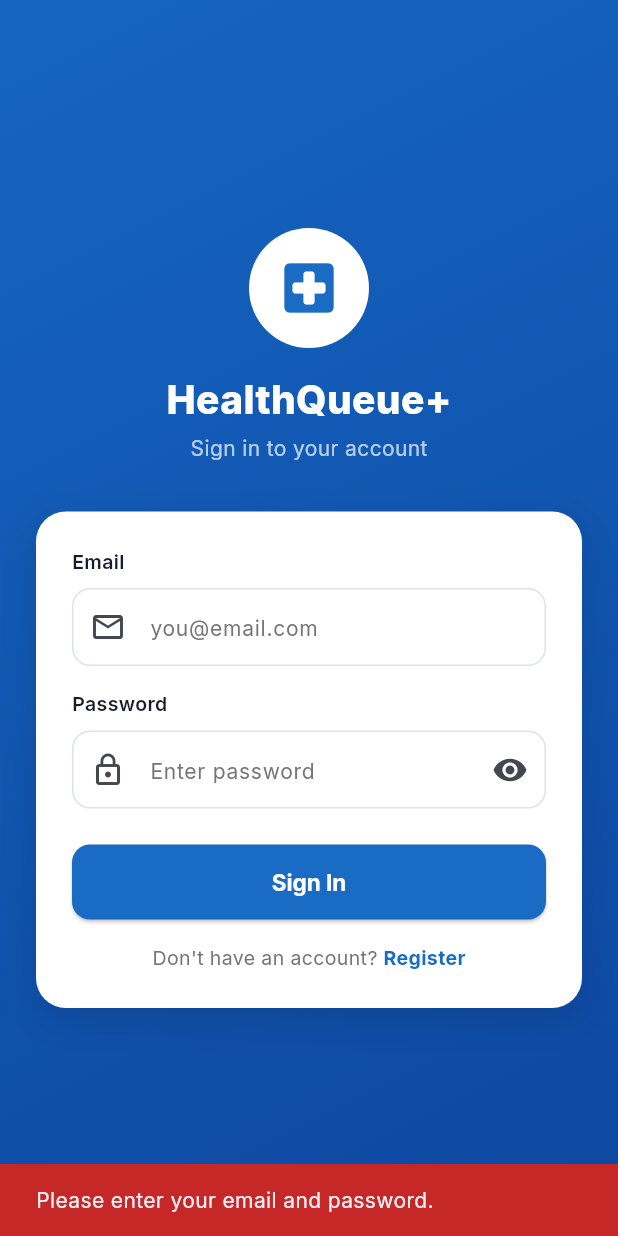
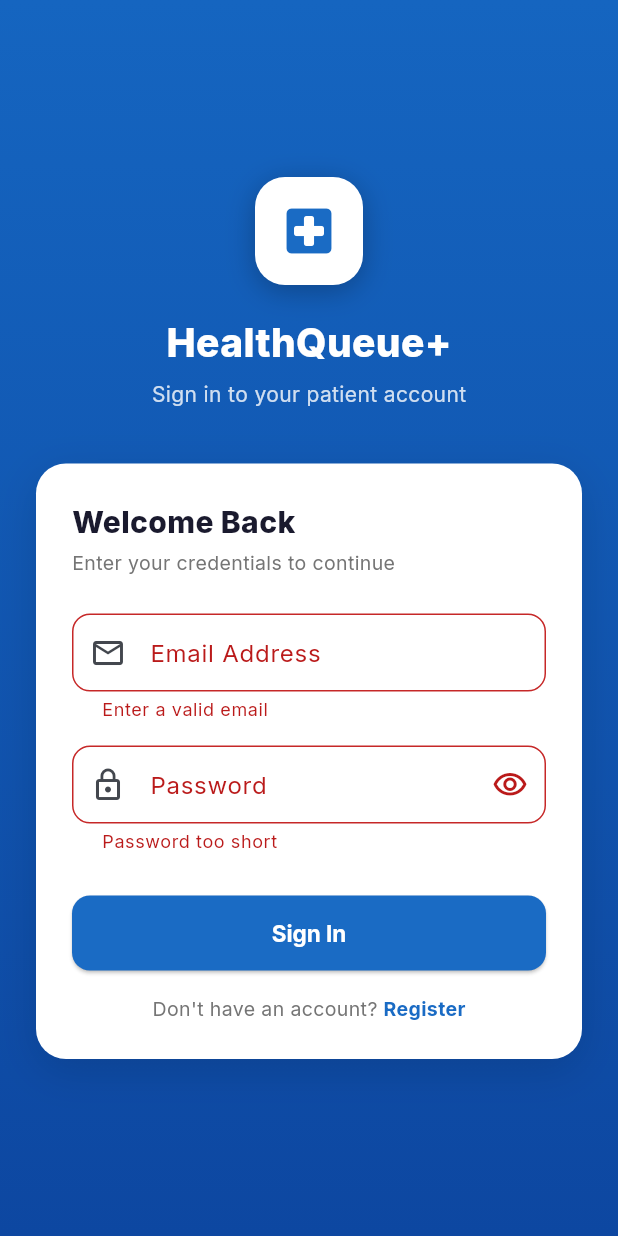
Before and after one commit to lauriiess/hqplus_pfg, a Flutter app: the screen it shows after launch, after a tap on "Sign In", on a phone screen of 412 x 824 dp. Run offline on Flutter 3.47's test engine with Material 3 defaults, Android fonts, the phone set to English and light mode, and no system bars; our stand-ins replace flutter_dotenv, flutter_secure_storage, google_fonts, shared_preferences; accounts and stored records are empty.

Commit message:
feat: login_screen — wire to AppState.login(), proper error handling, clean UI

```diff
--- a/hq-mobapp/lib/screens/login_screen.dart
+++ b/hq-mobapp/lib/screens/login_screen.dart
@@ -11,40 +11,37 @@ class LoginScreen extends StatefulWidget {
 }
 
 class _LoginScreenState extends State<LoginScreen> {
-  final _emailCtrl    = TextEditingController();
-  final _passwordCtrl = TextEditingController();
-  bool _showPassword  = false;
-  bool _loading       = false;
+  final _formKey   = GlobalKey<FormState>();
+  final _emailCtrl = TextEditingController();
+  final _passCtrl  = TextEditingController();
+  bool _obscure    = true;
+  bool _loading    = false;
 
   @override
   void dispose() {
     _emailCtrl.dispose();
-    _passwordCtrl.dispose();
+    _passCtrl.dispose();
     super.dispose();
   }
 
   Future<void> _login() async {
-    final email    = _emailCtrl.text.trim();
-    final password = _passwordCtrl.text;
-    if (email.isEmpty || password.isEmpty) {
-      _showError('Please enter your email and password.');
-      return;
-    }
+    if (!_formKey.currentState!.validate()) return;
     setState(() => _loading = true);
     try {
-      await context.read<AppState>().login(email: email, password: password);
+      await context.read<AppState>().login(
+        email:    _emailCtrl.text.trim(),
+        password: _passCtrl.text.trim(),
+      );
       if (mounted) Navigator.pushReplacementNamed(context, AppRoutes.home);
     } catch (e) {
-      if (mounted) _showError(e.toString());
+      if (mounted) {
+        ScaffoldMessenger.of(context).showSnackBar(
+          SnackBar(content: Text(e.toString()), backgroundColor: AppColors.error),
+        );
+      }
     } finally {
       if (mounted) setState(() => _loading = false);
     }
-  }
-
-  void _showError(String msg) {
-    ScaffoldMessenger.of(context).showSnackBar(
-      SnackBar(content: Text(msg), backgroundColor: AppColors.error),
-    );
   }
 
   @override
@@ -53,8 +50,8 @@ class _LoginScreenState extends State<LoginScreen> {
       body: Container(
         decoration: const BoxDecoration(
           gradient: LinearGradient(
-            begin: Alignment.topLeft,
-            end: Alignment.bottomRight,
+            begin: Alignment.topCenter,
+            end:   Alignment.bottomCenter,
             colors: [AppColors.bgTop, AppColors.bgBottom],
           ),
         ),
@@ -63,60 +60,74 @@ class _LoginScreenState extends State<LoginScreen> {
             child: SingleChildScrollView(
               padding: const EdgeInsets.all(24),
               child: Column(
-                mainAxisAlignment: MainAxisAlignment.center,
                 children: [
-                  const CircleAvatar(
-                    radius: 40,
-                    backgroundColor: Colors.white,
-                    child: Icon(Icons.local_hospital_rounded, color: AppColors.primary, size: 44),
+                  // Logo
+                  Container(
+                    width: 72, height: 72,
+                    decoration: BoxDecoration(
+                      color: Colors.white,
+                      borderRadius: BorderRadius.circular(20),
+                      boxShadow: [BoxShadow(color: Colors.black26, blurRadius: 16, offset: const Offset(0,4))],
                     ),
-                  const SizedBox(height: 16),
+                    child: const Icon(Icons.local_hospital_rounded, color: AppColors.primary, size: 40),
+                  ),
+                  const SizedBox(height: 20),
                   const Text('HealthQueue+',
-                    style: TextStyle(color: Colors.white, fontSize: 26, fontWeight: FontWeight.w800)),
-                  const SizedBox(height: 4),
-                  const Text('Sign in to your account',
-                    style: TextStyle(color: Colors.white70, fontSize: 14)),
-                  const SizedBox(height: 32),
+                    style: TextStyle(fontSize: 26, fontWeight: FontWeight.w800, color: Colors.white)),
+                  const SizedBox(height: 6),
+                  Text('Sign in to your patient account',
+                    style: TextStyle(fontSize: 14, color: Colors.white.withOpacity(0.8))),
+                  const SizedBox(height: 36),
+
                   // Card
                   Container(
                     padding: const EdgeInsets.all(24),
                     decoration: BoxDecoration(
                       color: Colors.white,
                       borderRadius: BorderRadius.circular(20),
-                      boxShadow: [BoxShadow(color: Colors.black.withOpacity(0.12), blurRadius: 24, offset: const Offset(0, 8))],
+                      boxShadow: [BoxShadow(color: Colors.black12, blurRadius: 24, offset: const Offset(0,8))],
                     ),
+                    child: Form(
+                      key: _formKey,
                       child: Column(
                         crossAxisAlignment: CrossAxisAlignment.stretch,
                         children: [
-                        const Text('Email', style: TextStyle(fontWeight: FontWeight.w600, fontSize: 13, color: AppColors.textDark)),
-                        const SizedBox(height: 8),
-                        TextField(
+                          const Text('Welcome Back',
+                            style: TextStyle(fontSize: 20, fontWeight: FontWeight.w800, color: AppColors.textDark)),
+                          const SizedBox(height: 4),
+                          Text('Enter your credentials to continue',
+                            style: TextStyle(fontSize: 13, color: AppColors.textMuted)),
+                          const SizedBox(height: 24),
+
+                          // Email
+                          TextFormField(
                             controller: _emailCtrl,
                             keyboardType: TextInputType.emailAddress,
-                          textInputAction: TextInputAction.next,
                             decoration: const InputDecoration(
+                              labelText: 'Email Address',
                               prefixIcon: Icon(Icons.email_outlined),
-                            hintText: 'you@email.com',
+                            ),
+                            validator: (v) => (v == null || !v.contains('@')) ? 'Enter a valid email' : null,
+                          ),
+                          const SizedBox(height: 16),
+
+                          // Password
+                          TextFormField(
+                            controller: _passCtrl,
+                            obscureText: _obscure,
+                            decoration: InputDecoration(
+                              labelText: 'Password',
+                              prefixIcon: const Icon(Icons.lock_outline),
+                              suffixIcon: IconButton(
+                                icon: Icon(_obscure ? Icons.visibility_outlined : Icons.visibility_off_outlined),
+                                onPressed: () => setState(() => _obscure = !_obscure),
                               ),
                             ),
-                        const SizedBox(height: 16),
-                        const Text('Password', style: TextStyle(fontWeight: FontWeight.w600, fontSize: 13, color: AppColors.textDark)),
-                        const SizedBox(height: 8),
-                        TextField(
-                          controller: _passwordCtrl,
-                          obscureText: !_showPassword,
-                          textInputAction: TextInputAction.done,
-                          onSubmitted: (_) => _login(),
-                          decoration: InputDecoration(
-                            prefixIcon: const Icon(Icons.lock_outline),
-                            hintText: 'Enter password',
-                            suffixIcon: IconButton(
-                              icon: Icon(_showPassword ? Icons.visibility_off : Icons.visibility),
-                              onPressed: () => setState(() => _showPassword = !_showPassword),
+                            validator: (v) => (v == null || v.length < 6) ? 'Password too short' : null,
                           ),
-                          ),
-                        ),
-                        const SizedBox(height: 24),
+                          const SizedBox(height: 28),
+
+                          // Login button
                           ElevatedButton(
                             onPressed: _loading ? null : _login,
                             child: _loading
@@ -124,17 +135,20 @@ class _LoginScreenState extends State<LoginScreen> {
                               : const Text('Sign In'),
                           ),
                           const SizedBox(height: 16),
+
+                          // Register link
                           Row(
                             mainAxisAlignment: MainAxisAlignment.center,
                             children: [
-                            const Text("Don't have an account? ", style: TextStyle(color: AppColors.textMuted, fontSize: 13)),
+                              Text("Don't have an account? ", style: TextStyle(fontSize: 13, color: AppColors.textMuted)),
                               GestureDetector(
                                 onTap: () => Navigator.pushNamed(context, AppRoutes.register),
-                              child: const Text('Register', style: TextStyle(color: AppColors.primary, fontWeight: FontWeight.w700, fontSize: 13)),
+                                child: const Text('Register', style: TextStyle(fontSize: 13, fontWeight: FontWeight.w700, color: AppColors.primary)),
                               ),
                             ],
                           ),
                         ],
+                      ),
                     ),
                   ),
                 ],
```
Lines whose indentation alone changed are shown as unchanged.
